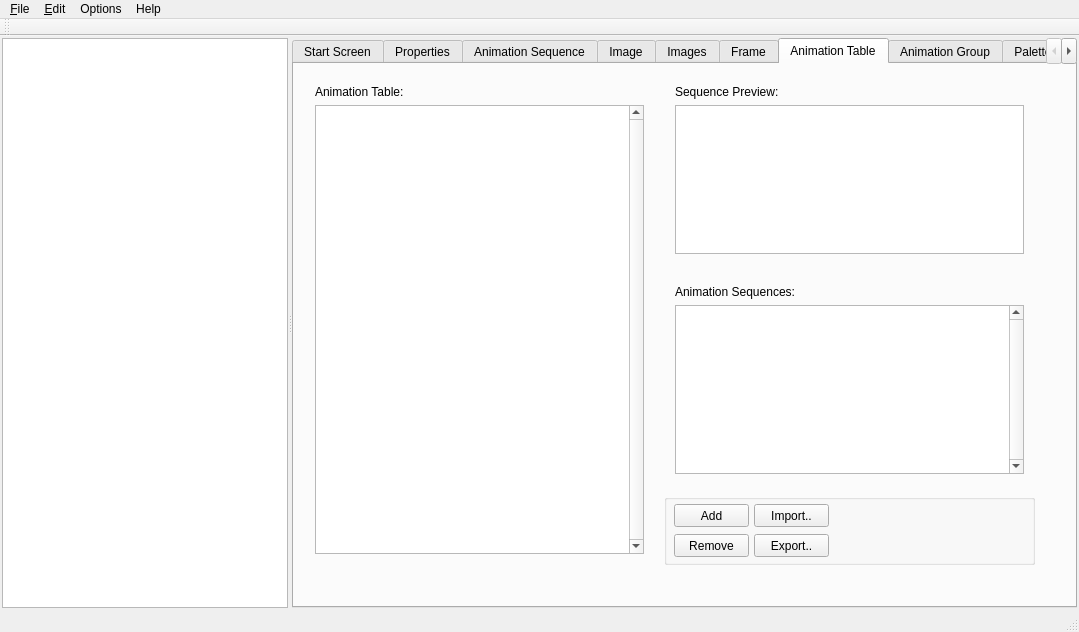
Above: mainwindow.ui from PsyCommando/ppmdu_spriteeditor before the change. Below: the same form after it.
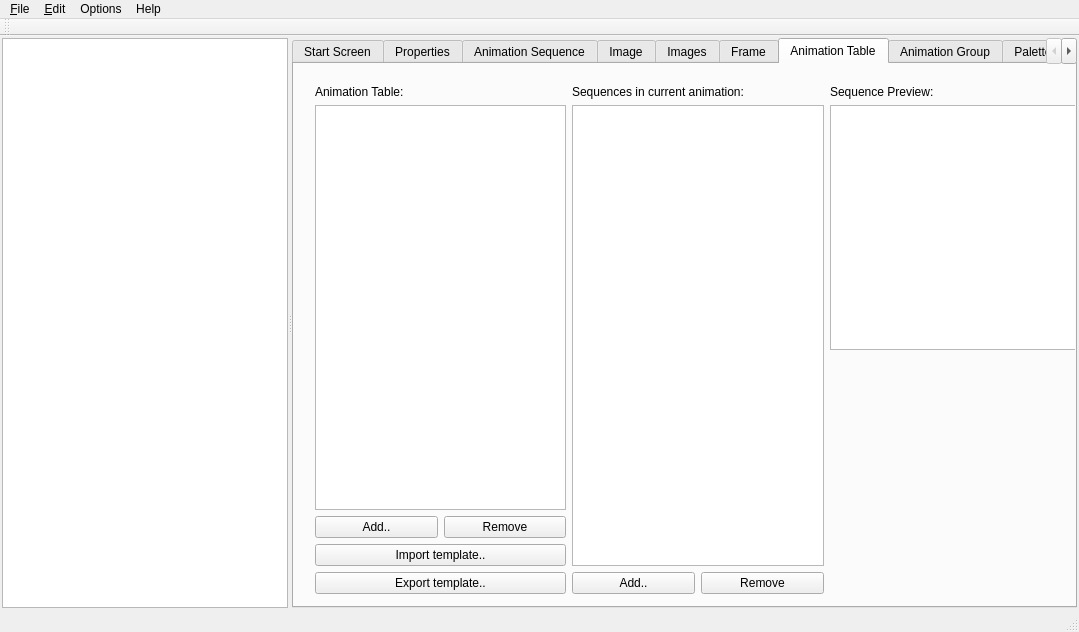
That is the form after the change. The open tabs and pages were chosen to show the change. Icons and pictures are not drawn.

Diff of the .ui file:
```diff
--- a/mainwindow.ui
+++ b/mainwindow.ui
@@ -1297,106 +1297,95 @@
         <attribute name="title">
          <string>Animation Table</string>
         </attribute>
-        <widget class="QGroupBox" name="groupBox">
+        <widget class="QWidget" name="">
          <property name="geometry">
           <rect>
-           <x>370</x>
-           <y>430</y>
-           <width>371</width>
-           <height>71</height>
-          </rect>
-         </property>
-         <property name="title">
-          <string/>
-         </property>
-         <widget class="QPushButton" name="btnAnimTblExport">
-          <property name="geometry">
-           <rect>
-            <x>90</x>
-            <y>40</y>
-            <width>75</width>
-            <height>23</height>
-           </rect>
-          </property>
-          <property name="text">
-           <string>Export..</string>
-          </property>
-         </widget>
-         <widget class="QPushButton" name="btnAnimTblImport">
-          <property name="geometry">
-           <rect>
-            <x>90</x>
+           <x>10</x>
             <y>10</y>
-            <width>75</width>
-            <height>23</height>
-           </rect>
-          </property>
+           <width>788</width>
+           <height>531</height>
+          </rect>
+         </property>
+         <layout class="QHBoxLayout" name="horizontalLayout_10">
+          <item>
+           <layout class="QVBoxLayout" name="verticalLayout_5">
+            <item>
+             <widget class="QLabel" name="label_11">
           <property name="text">
-           <string>Import..</string>
-          </property>
-         </widget>
-         <widget class="QPushButton" name="btnAnimTblAdd">
-          <property name="geometry">
-           <rect>
-            <x>10</x>
-            <y>10</y>
-            <width>75</width>
-            <height>23</height>
-           </rect>
-          </property>
+               <string>Animation Table:</string>
+              </property>
+             </widget>
+            </item>
+            <item>
+             <widget class="QTableView" name="tvAnimTbl"/>
+            </item>
+            <item>
+             <layout class="QHBoxLayout" name="horizontalLayout_8">
+              <item>
+               <widget class="QPushButton" name="btnAnimTblAddAnim">
           <property name="text">
-           <string>Add</string>
-          </property>
-         </widget>
-         <widget class="QPushButton" name="btnAnimTblRem">
-          <property name="geometry">
-           <rect>
-            <x>10</x>
-            <y>40</y>
-            <width>75</width>
-            <height>23</height>
-           </rect>
-          </property>
+                 <string>Add..</string>
+                </property>
+               </widget>
+              </item>
+              <item>
+               <widget class="QPushButton" name="btnAnimTblRemAnim">
           <property name="text">
            <string>Remove</string>
           </property>
          </widget>
-        </widget>
-        <widget class="QWidget" name="layoutWidget">
-         <property name="geometry">
-          <rect>
-           <x>370</x>
-           <y>210</y>
-           <width>371</width>
-           <height>211</height>
-          </rect>
-         </property>
+              </item>
+             </layout>
+            </item>
+            <item>
+             <widget class="QPushButton" name="btnAnimTblImportTemplate">
+              <property name="text">
+               <string>Import template..</string>
+              </property>
+             </widget>
+            </item>
+            <item>
+             <widget class="QPushButton" name="btnAnimTblExportTemplate">
+              <property name="text">
+               <string>Export template..</string>
+              </property>
+             </widget>
+            </item>
+           </layout>
+          </item>
+          <item>
          <layout class="QVBoxLayout" name="verticalLayout_3">
           <item>
            <widget class="QLabel" name="label_9">
             <property name="text">
-             <string>Animation Sequences:</string>
+               <string>Sequences in current animation:</string>
             </property>
            </widget>
           </item>
           <item>
-           <widget class="QColumnView" name="cvAnimTblSeqList">
-            <property name="verticalScrollBarPolicy">
-             <enum>Qt::ScrollBarAlwaysOn</enum>
+             <widget class="QTableView" name="tvAnimTblAnimSeqs"/>
+            </item>
+            <item>
+             <layout class="QHBoxLayout" name="horizontalLayout_9">
+              <item>
+               <widget class="QPushButton" name="btnAnimTblAddSeq">
+                <property name="text">
+                 <string>Add..</string>
             </property>
            </widget>
           </item>
-         </layout>
-        </widget>
-        <widget class="QWidget" name="layoutWidget">
-         <property name="geometry">
-          <rect>
-           <x>370</x>
-           <y>10</y>
-           <width>371</width>
-           <height>191</height>
-          </rect>
-         </property>
+              <item>
+               <widget class="QPushButton" name="btnAnimTblRemSeq">
+                <property name="text">
+                 <string>Remove</string>
+                </property>
+               </widget>
+              </item>
+             </layout>
+            </item>
+           </layout>
+          </item>
+          <item>
          <layout class="QVBoxLayout" name="verticalLayout_4">
           <item>
            <widget class="QLabel" name="label_10">
@@ -1408,49 +1397,20 @@
           <item>
            <widget class="QGraphicsView" name="gvAnimTablePreview"/>
           </item>
-         </layout>
-        </widget>
-        <widget class="QWidget" name="layoutWidget">
-         <property name="geometry">
-          <rect>
-           <x>10</x>
-           <y>10</y>
-           <width>351</width>
-           <height>491</height>
-          </rect>
-         </property>
-         <layout class="QVBoxLayout" name="verticalLayout_5">
           <item>
-           <widget class="QLabel" name="label_11">
-            <property name="text">
-             <string>Animation Table:</string>
-            </property>
-           </widget>
-          </item>
-          <item>
-           <widget class="QColumnView" name="cvAnimTable">
-            <property name="baseSize">
-             <size>
-              <width>0</width>
-              <height>0</height>
-             </size>
-            </property>
-            <property name="verticalScrollBarPolicy">
-             <enum>Qt::ScrollBarAlwaysOn</enum>
-            </property>
-            <property name="alternatingRowColors">
-             <bool>true</bool>
-            </property>
-            <property name="selectionBehavior">
-             <enum>QAbstractItemView::SelectRows</enum>
-            </property>
-            <property name="iconSize">
-             <size>
-              <width>16</width>
-              <height>16</height>
-             </size>
-            </property>
-           </widget>
+             <spacer name="verticalSpacer">
+              <property name="orientation">
+               <enum>Qt::Vertical</enum>
+              </property>
+              <property name="sizeHint" stdset="0">
+               <size>
+                <width>20</width>
+                <height>40</height>
+               </size>
+              </property>
+             </spacer>
+            </item>
+           </layout>
           </item>
          </layout>
         </widget>
```
Left out of the diff: 140 changed lines with no effect on the pictures. Lines whose indentation alone changed are shown as unchanged.
